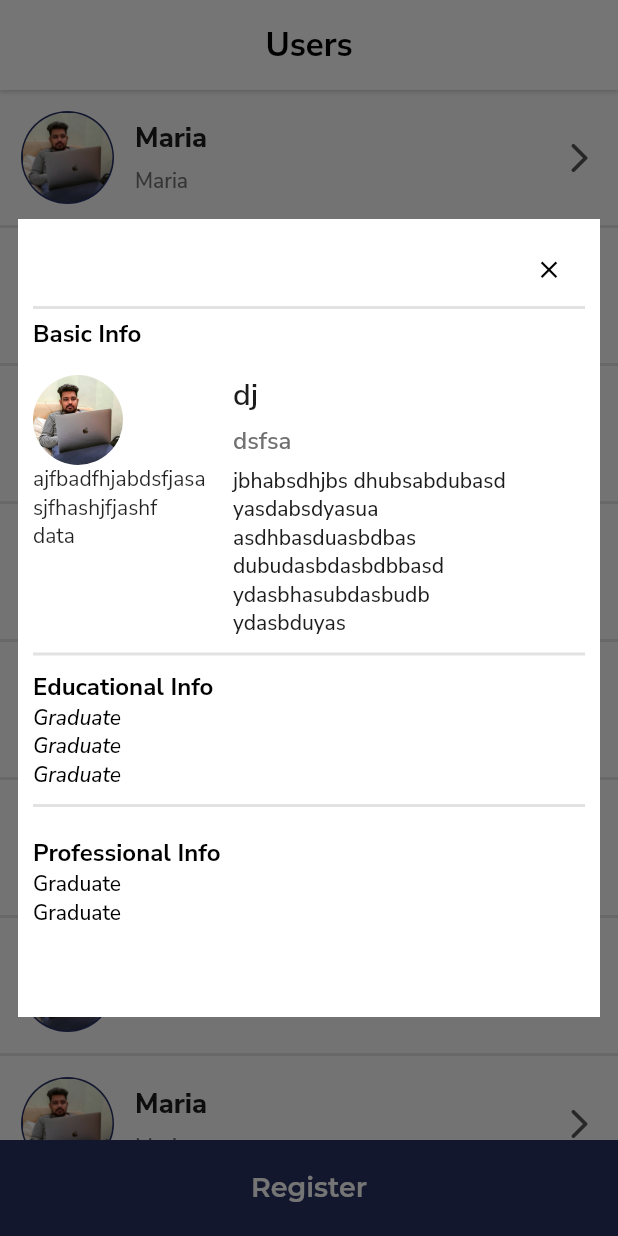
After one commit to rajchristhu07/Registeration, a Flutter app: the screen it shows after launch, after a tap on "Maria", on a phone screen of 412 x 824 dp. The commit adds this screen. Run offline on Flutter 3.47's test engine with Material 2 defaults, Android fonts, the phone set to English and light mode, and no system bars; our stand-ins replace google_fonts, hexcolor.

Commit message:
user detail dialog UI complete

```diff
--- /dev/null
+++ b/neosoft_one/lib/screens/custom_widget/user_dialog.dart
@@ -0,0 +1,234 @@
+import 'package:flutter/cupertino.dart';
+import 'package:flutter/material.dart';
+import 'package:hexcolor/hexcolor.dart';
+
+import '../../utility/text_style.dart';
+
+class CustomUserDetailDialogBox extends StatefulWidget {
+  final String title, descriptions, text;
+
+  const CustomUserDetailDialogBox(
+      {Key? key,
+      required this.title,
+      required this.descriptions,
+      required this.text})
+      : super(key: key);
+
+  @override
+  _CustomDialogBoxState createState() => _CustomDialogBoxState();
+}
+
+class _CustomDialogBoxState extends State<CustomUserDetailDialogBox> {
+  @override
+  Widget build(BuildContext context) {
+    return Dialog(
+      insetPadding: EdgeInsets.symmetric(horizontal: 12.0, vertical: 70.0),
+      shape: RoundedRectangleBorder(
+        borderRadius: BorderRadius.circular(0),
+      ),
+      elevation: 0,
+      backgroundColor: Colors.transparent,
+      child: contentBox(context),
+    );
+  }
+
+  contentBox(context) {
+    return Container(
+        width: MediaQuery.of(context).size.width,
+        padding: const EdgeInsets.all(10),
+        margin: const EdgeInsets.only(top: 0),
+        decoration: const BoxDecoration(
+          shape: BoxShape.rectangle,
+          color: Colors.white,
+        ),
+        child: SingleChildScrollView(
+          physics: const ScrollPhysics(),
+          child: Column(
+            mainAxisSize: MainAxisSize.min,
+            crossAxisAlignment: CrossAxisAlignment.start,
+            mainAxisAlignment: MainAxisAlignment.start,
+            children: <Widget>[
+              Align(
+                alignment: Alignment.topRight,
+                child: IconButton(
+                    icon: Container(
+                      padding: const EdgeInsets.all(0.0),
+                      height: 50.0,
+                      width: 50.0,
+                      child: const Center(
+                        child: Icon(
+                          Icons.close,
+                          color: Colors.black,
+                          size: 19.0,
+                        ),
+                      ),
+                    ),
+                    onPressed: () {
+                      Navigator.pop(context);
+                    }),
+              ),
+              Container(
+                width: MediaQuery.of(context).size.width,
+                height: 2,
+                color: HexColor("#E2E2E2"),
+              ),
+              Padding(
+                padding: const EdgeInsets.only(top: 6),
+                child: Text(
+                  "Basic Info",
+                  style: titleDefaultTextStyle,
+                ),
+              ),
+              Padding(
+                  padding: const EdgeInsets.only(top: 16),
+                  child: Row(
+                    crossAxisAlignment: CrossAxisAlignment.start,
+                    mainAxisAlignment: MainAxisAlignment.start,
+                    children: [
+                      Expanded(
+                        // optional flex property if flex is 1 because the default flex is 1
+                        flex: 1,
+                        child:
+                            Column(
+                              crossAxisAlignment: CrossAxisAlignment.start,
+
+                              children: [
+                                ClipRRect(
+                                  borderRadius: BorderRadius.circular(100),
+                                  child: SizedBox.fromSize(
+                                    size: const Size.fromRadius(30),
+                                    // Image radius
+                                    child: Image.asset("assets/pic.jpg",
+                                        height: 60.0, width: 60.0, fit: BoxFit.cover),
+                                  ),
+                                ),
+                                Text("ajfbadfhjabdsfjasasjfhashjfjashf"),
+                                Text("data"),
+                              ],
+                            )
+
+                      ),
+                      const SizedBox(
+                        width: 16,
+                      ),
+                      Expanded(
+                        // optional flex property if flex is 1 because the default flex is 1
+                        flex: 2,
+                        child: Row(
+                          crossAxisAlignment: CrossAxisAlignment.start,
+                          mainAxisAlignment: MainAxisAlignment.spaceBetween,
+                          children: [
+                            Column(
+                              crossAxisAlignment: CrossAxisAlignment.start,
+                              mainAxisSize: MainAxisSize.min,
+                              children: [
+                                Text(
+                                  "dj",
+                                  //         widget.contentList[index].name.toString(),
+                                  softWrap: true,
+                                  style: TextStyle(
+                                      fontSize: 20,
+                                      color: HexColor("#1C1C1C"),
+                                      fontWeight: FontWeight.w600),
+                                ),
+                                SizedBox(
+                                  height: 6,
+                                ),
+                                Text(
+                                  "dsfsa",
+                                  style: TextStyle(
+                                      fontSize: 16,
+                                      color: HexColor("#717171"),
+                                      fontWeight: FontWeight.w600),
+                                  textAlign: TextAlign.start,
+                                ),
+
+                                const SizedBox(
+                                  height: 6,
+                                ),
+                                SizedBox(
+                                  width: MediaQuery.of(context).size.width/2,
+                                  child:    Text(
+                                    "jbhabsdhjbs dhubsabdubasd yasdabsdyasua asdhbasduasbdbas dubudasbdasbdbbasd  ydasbhasubdasbudb ydasbduyas",
+                                    style: TextStyle(
+                                        fontSize: 14,
+                                        color: HexColor("#1C1C1C"),
+                                        fontWeight: FontWeight.w500),
+                                  ),
+                                ),
+
+                              ],
+                            ),
+                          ],
+                        ),
+                      ),
+
+                      // SizedBox(
+                      //   width: 24,
+                      // ),
+                    ],
+                  )),
+              SizedBox(height: 10,),
+              Container(
+                width: MediaQuery.of(context).size.width,
+                height: 2,
+                color: HexColor("#E2E2E2"),
+              ),
+          Padding(
+            padding: const EdgeInsets.only(top: 10),
+            child:Column(
+              crossAxisAlignment: CrossAxisAlignment.start,
+              mainAxisAlignment: MainAxisAlignment.start,
+              children: [
+                Text(
+                  "Educational Info",
+                  style: titleDefaultTextStyle,
+                ),
+                Text(
+                  "Graduate",
+                  style: paragraphRegularDefaultTextStyle,
+                ), Text(
+                  "Graduate",
+                  style: paragraphRegularDefaultTextStyle,
+                ), Text(
+                  "Graduate",
+                  style: paragraphRegularDefaultTextStyle,
+                ),
+
+              ],
+            )),
+              SizedBox(height: 10,),
+              Container(
+                width: MediaQuery.of(context).size.width,
+                height: 2,
+                color: HexColor("#E2E2E2"),
+              ),
+              SizedBox(height: 10,),
+              Padding(
+                  padding: const EdgeInsets.only(top: 10),
+                  child:Column(
+                    crossAxisAlignment: CrossAxisAlignment.start,
+                    mainAxisAlignment: MainAxisAlignment.start,
+                    children: [
+                      Text(
+                        "Professional Info",
+                        style: titleDefaultTextStyle,
+                      ),
+                      Text(
+                        "Graduate",
+                        style: paragraphDefaultTextStyle,
+                      ), Text(
+                        "Graduate",
+                        style: paragraphDefaultTextStyle,
+                      )
+
+                    ],
+                  )),
+              SizedBox(height: 50,),
+
+
+            ],
+          ),
+        ));
+  }
+}
--- a/neosoft_one/lib/screens/landing_page.dart
+++ b/neosoft_one/lib/screens/landing_page.dart
@@ -35,8 +35,6 @@ class _LandingPageState extends State<LandingPage> {
           backgroundColor: whiteColor,
         ),
         body: Stack(children: <Widget>[
-
-
         MediaQuery.removePadding(
         context: context,
             removeTop: true,
--- a/neosoft_one/lib/screens/pages/user_list.dart
+++ b/neosoft_one/lib/screens/pages/user_list.dart
@@ -3,6 +3,8 @@ import 'dart:async';
 import 'package:flutter/material.dart';
 import 'package:google_fonts/google_fonts.dart';
 import 'package:hexcolor/hexcolor.dart';
+
+import '../custom_widget/user_dialog.dart';
 
 class UserList extends StatefulWidget {
   @override
@@ -17,7 +19,21 @@ class _UserListState extends State<UserList> {
 
   @override
   Widget build(BuildContext context) {
-    return Column(
+    return InkWell(
+      onTap: (){
+        showDialog(context: context,
+            barrierDismissible: false,
+
+            builder: (BuildContext context){
+              return const CustomUserDetailDialogBox(
+                title: "Custom Dialog Demo",
+                descriptions: "Hii all this is a custom dialog in flutter and  you will be use in your flutter applications",
+                text: "Yes",
+              );
+            }
+        );
+      },
+        child: Column(
       children: [
         Container(
           padding: const EdgeInsets.all(14),
@@ -101,6 +117,7 @@ class _UserListState extends State<UserList> {
           color: HexColor("#E2E2E2"),
         )
       ],
-    );
+    ));
   }
+
 }
--- /dev/null
+++ b/neosoft_one/lib/utility/text_style.dart
@@ -0,0 +1,9 @@
+import 'package:flutter/material.dart';
+
+import 'theme.dart';
+
+TextStyle titleDefaultTextStyle =  TextStyle(color: blackColor, fontSize: 16.0, fontWeight: FontWeight.bold);
+TextStyle titleLongTextStyle =  TextStyle(color: blackColor, fontSize: 22.0, fontWeight: FontWeight.w700);
+TextStyle titleMediumDefaultTextStyle =  TextStyle(color: blackColor, fontSize: 16.0, fontWeight: FontWeight.w500);
+TextStyle paragraphDefaultTextStyle =  TextStyle(color: blackColor, fontSize: 14.0, fontWeight: FontWeight.w500);
+TextStyle paragraphRegularDefaultTextStyle =  TextStyle(color: blackColor, fontSize: 14.0, fontWeight: FontWeight.w500,fontStyle: FontStyle.italic);
--- a/neosoft_one/lib/utility/theme.dart
+++ b/neosoft_one/lib/utility/theme.dart
@@ -1,7 +1,7 @@
 import 'package:flutter/material.dart';
 import 'package:hexcolor/hexcolor.dart';
 
-Color primaryColor = HexColor("#F7692F");
+Color primaryColor = HexColor("#283265");
 // Color primaryColor = HexColor("#E65100");
 Color primaryColorDark = HexColor("#F7692F");
 Color primaryColorDarkOne = HexColor("#F7692F");
@@ -21,7 +21,7 @@ Color blue = HexColor("#2a9d8f");
 Color dark_blue = HexColor("#264653");
 Color light_orange = HexColor("#f4a261");
 Color yellow = HexColor("#e9c46a");
-Color blackColor = HexColor("#3E4152");
+Color blackColor = HexColor("#000000");
 Color whiteColor = HexColor("#FFFFFF");
 Color whiteColors = HexColor("#FFFFFF");
 Color rose = HexColor("#fae1db");
```
